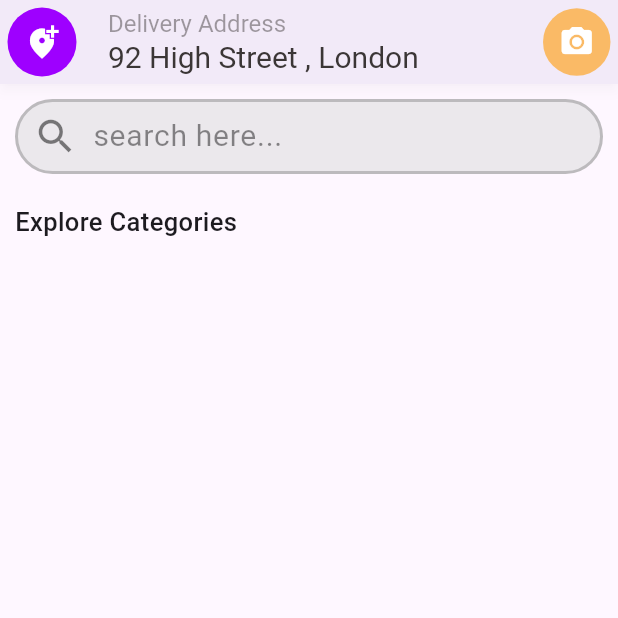
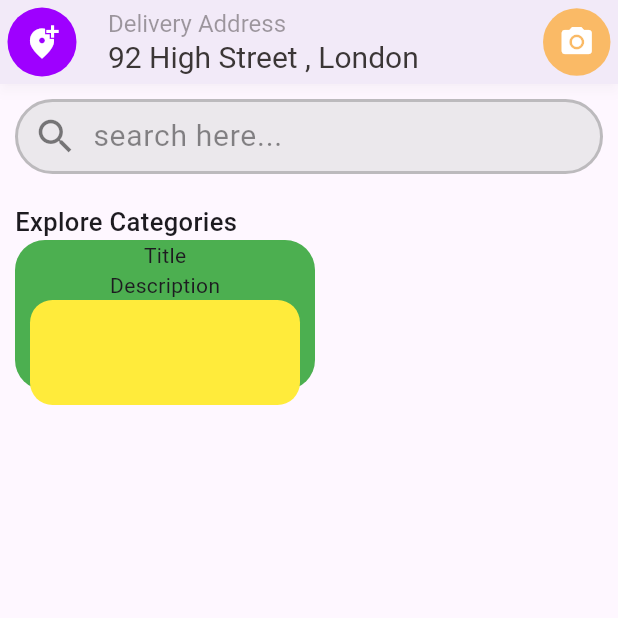
Before and after one commit to sachishehan/Flutter-gocery-App, a Flutter app: the screen it shows after launch, on a phone screen of 412 x 824 dp, the top half of it. Run offline on Flutter 3.47's test engine with Material 3 defaults, Android fonts, the light colour scheme and no system bars.

Commit message:
reusable

```diff
--- a/lib/pages/home_page/home_page.dart
+++ b/lib/pages/home_page/home_page.dart
@@ -3,6 +3,7 @@
 import 'package:flutter/material.dart';
 import 'package:gocery_app/pages/home_page/widgets/search_bar.dart';
 import 'package:gocery_app/widgets/app_bar/app_bar.dart';
+import 'package:gocery_app/widgets/reusable/product_card.dart';
 
 class HomePage extends StatelessWidget {
   const HomePage({super.key});
@@ -33,7 +34,13 @@ class HomePage extends StatelessWidget {
               style: TextStyle(
                 fontSize: 17,
                 fontWeight: FontWeight.w500,
-              ),),
+              ),
+              ),
+              Row(
+               children: [
+                 ProductCard(),
+               ],
+              )
             ],
           ),
         ),
--- /dev/null
+++ b/lib/widgets/reusable/product_card.dart
@@ -0,0 +1,36 @@
+import 'package:flutter/material.dart';
+
+class ProductCard extends StatelessWidget {
+  const ProductCard({super.key});
+
+
+
+  final double cardWidth = 200;
+  final double cardHeight = 100;
+
+  @override
+  Widget build(BuildContext context) {
+    return Container(
+      height: cardHeight,
+      width: cardWidth,
+      decoration: BoxDecoration(
+        borderRadius: BorderRadius.circular(20),
+        color: Colors.green,
+      ),
+      child: Column(
+        children: [
+          Text("Title"),
+          Text("Description"),
+          Container(
+            height: 70,
+            width: 180,
+            decoration: BoxDecoration(
+              borderRadius: BorderRadius.circular(15),
+              color: Colors.yellow
+            ),
+          )
+        ],
+      ),
+    );
+  }
+}
```
